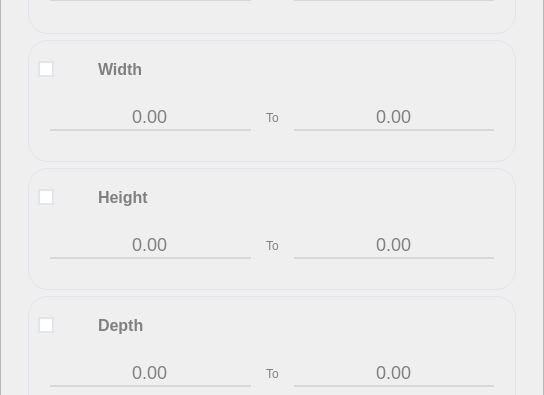
The window that UIFiles/popup_slider.ui (DORSA-co/MSC_Conveyor) describes before a commit, drawn with Qt 5; both pictures show x 0 to 544 and y 180 to 575 of the 544 by 812 pixel window.
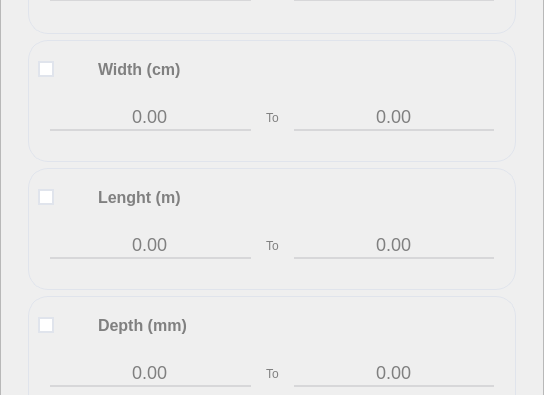
The same window after the commit. Icons and pictures are not drawn.

Diff of the .ui file:
```diff
--- a/UIFiles/popup_slider.ui
+++ b/UIFiles/popup_slider.ui
@@ -757,7 +757,7 @@
                      </font>
                     </property>
                     <property name="text">
-                     <string>Width</string>
+                     <string>Width (cm)</string>
                     </property>
                    </widget>
                   </item>
@@ -875,7 +875,7 @@
                      </font>
                     </property>
                     <property name="text">
-                     <string>Height</string>
+                     <string>Lenght (m)</string>
                     </property>
                    </widget>
                   </item>
@@ -993,7 +993,7 @@
                      </font>
                     </property>
                     <property name="text">
-                     <string>Depth</string>
+                     <string>Depth (mm)</string>
                     </property>
                    </widget>
                   </item>
```
Left out of the diff: 6 changed lines with no effect on the pictures.
